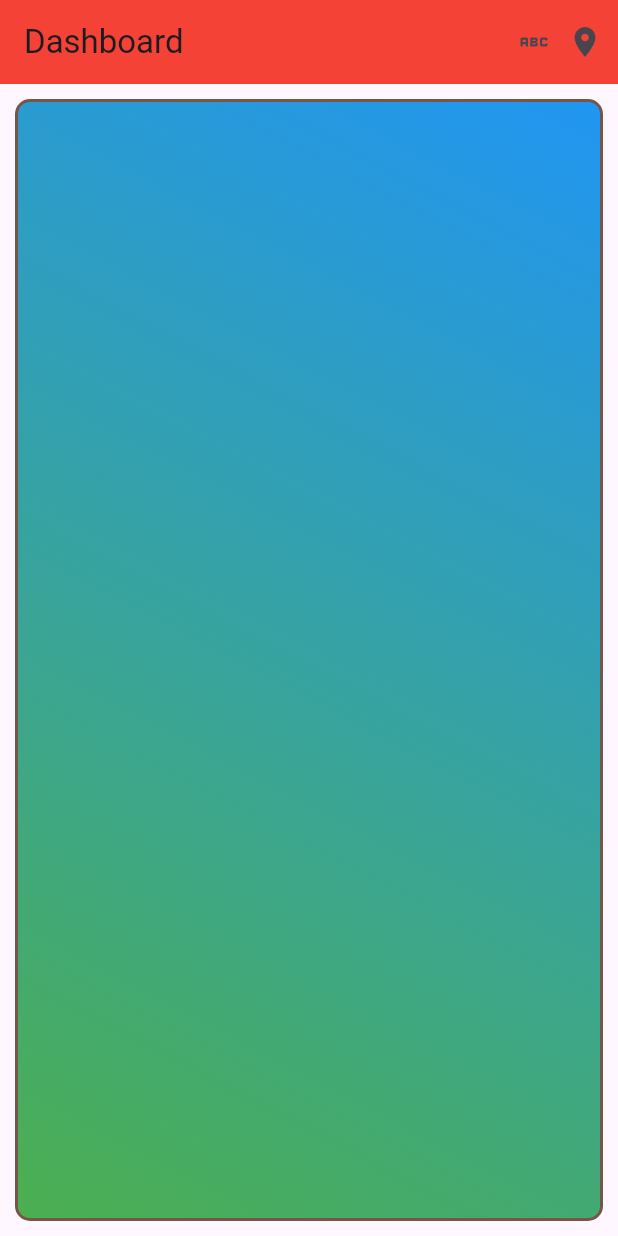
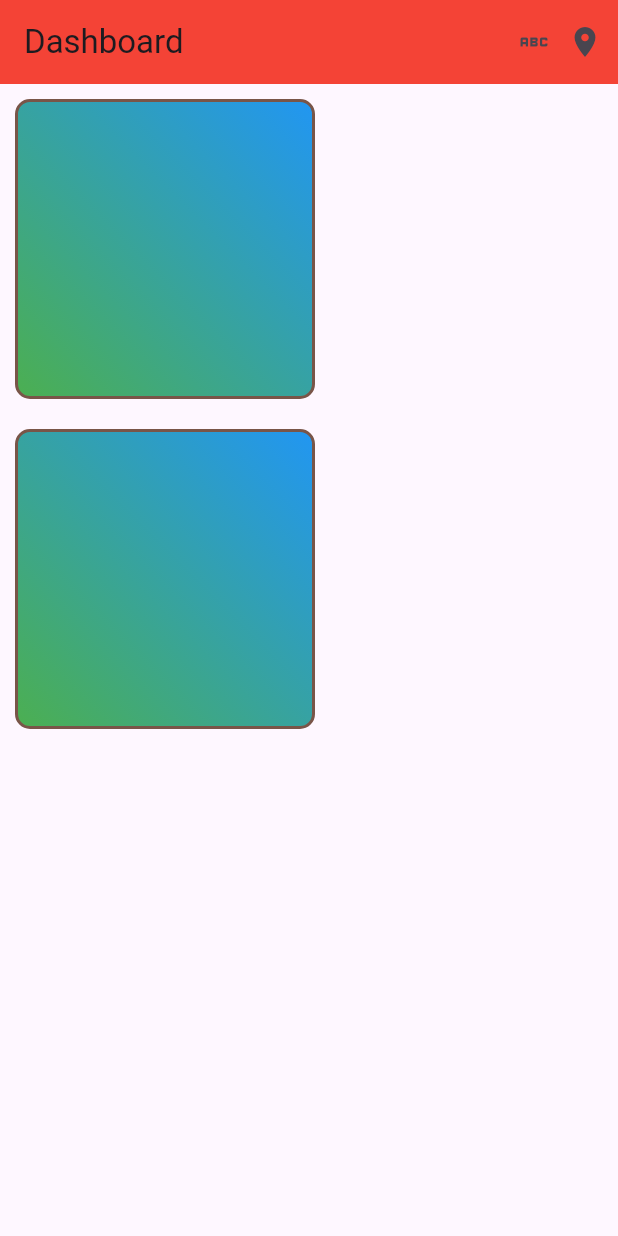
Before and after one commit to RIOKOWI/flutter_container, a Flutter app: the screen it shows after launch, on a phone screen of 412 x 824 dp. Run offline on Flutter 3.47's test engine with Material 3 defaults, Android fonts, the phone set to English and light mode, and no system bars.

Commit message:
2 container

```diff
--- a/lib/main.dart
+++ b/lib/main.dart
@@ -34,7 +34,34 @@ class Home extends StatelessWidget {
               ],
             ),
 
-            body: Container(
+            body: Column(
+              crossAxisAlignment: CrossAxisAlignment.center,
+              children: [
+                Container(
+                  height: 200,
+                  width: 200,
+                  margin: EdgeInsets.all(10),
+                  decoration: BoxDecoration(
+                    color: Colors.yellow,
+                    borderRadius: BorderRadius.circular(10),
+                    gradient: LinearGradient(
+                      begin: Alignment.topRight,
+                      end: Alignment.bottomLeft,
+                      colors: [
+                        Colors.blue,
+                        Colors.green,
+                      ],
+                    ),
+                    border: Border.all(
+                      color: Colors.brown,
+                      width: 2
+                    )
+                  ),
+                ),
+
+                Container(
+                  height: 200,
+                  width: 200,
                   margin: EdgeInsets.all(10),
                   decoration: BoxDecoration(
                     color: Colors.yellow,
@@ -53,6 +80,8 @@ class Home extends StatelessWidget {
                     )
                   ),
                 )
+              ],
+            )
           );
   }
 }
```
Lines whose indentation alone changed are shown as unchanged.
